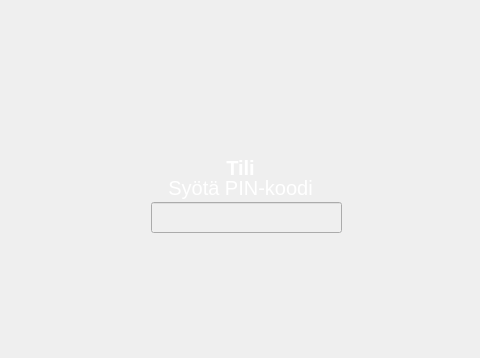
First picture: the form in atm-frontend/login.ui, repository joonaskinnunen/Group3, before the edit; both pictures show x 113 to 593 and y 0 to 358 of the 700 by 700 pixel window.
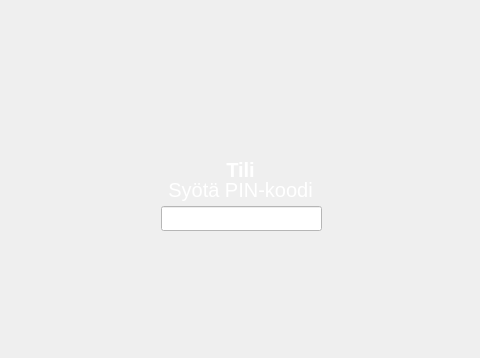
Second picture: the form after the edit. Icons and pictures are not drawn.

What changed in the file:
```diff
--- a/atm-frontend/login.ui
+++ b/atm-frontend/login.ui
@@ -26,12 +26,15 @@
   <widget class="QLabel" name="labelErrorMessage">
    <property name="geometry">
     <rect>
-     <x>270</x>
-     <y>242</y>
+     <x>266</x>
+     <y>240</y>
      <width>181</width>
      <height>20</height>
     </rect>
    </property>
+   <property name="styleSheet">
+    <string notr="true">color: red;</string>
+   </property>
    <property name="text">
     <string/>
    </property>
@@ -45,10 +48,10 @@
    </property>
    <property name="geometry">
     <rect>
-     <x>264</x>
-     <y>202</y>
-     <width>191</width>
-     <height>31</height>
+     <x>274</x>
+     <y>206</y>
+     <width>161</width>
+     <height>25</height>
     </rect>
    </property>
    <property name="font">
@@ -57,7 +60,8 @@
     </font>
    </property>
    <property name="styleSheet">
-    <string notr="true">color: black;</string>
+    <string notr="true">background-color: white;
+color: black;</string>
    </property>
    <property name="text">
     <string/>
@@ -70,7 +74,7 @@
    <property name="geometry">
     <rect>
      <x>204</x>
-     <y>174</y>
+     <y>176</y>
      <width>299</width>
      <height>27</height>
     </rect>
@@ -111,7 +115,7 @@
    <property name="geometry">
     <rect>
      <x>204</x>
-     <y>154</y>
+     <y>156</y>
      <width>299</width>
      <height>27</height>
     </rect>
@@ -137,7 +141,7 @@
    <property name="geometry">
     <rect>
      <x>208</x>
-     <y>134</y>
+     <y>138</y>
      <width>293</width>
      <height>23</height>
     </rect>
```
